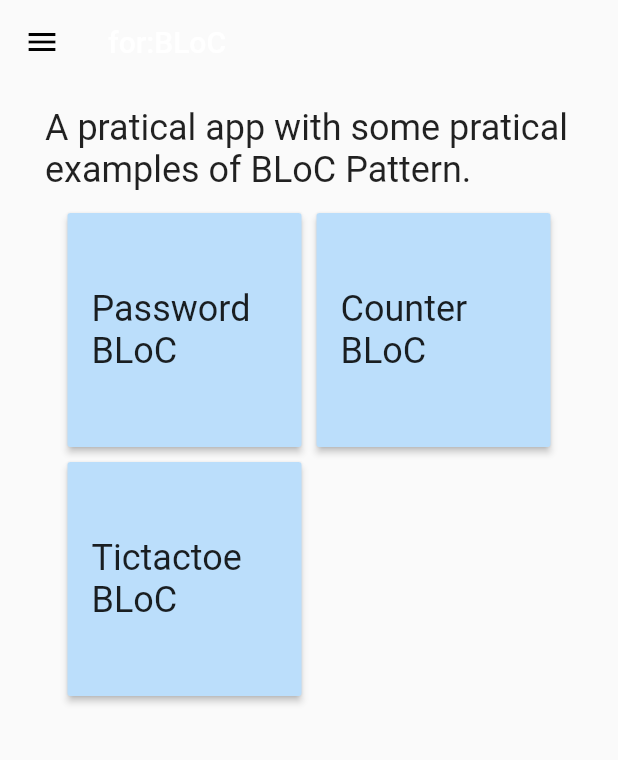
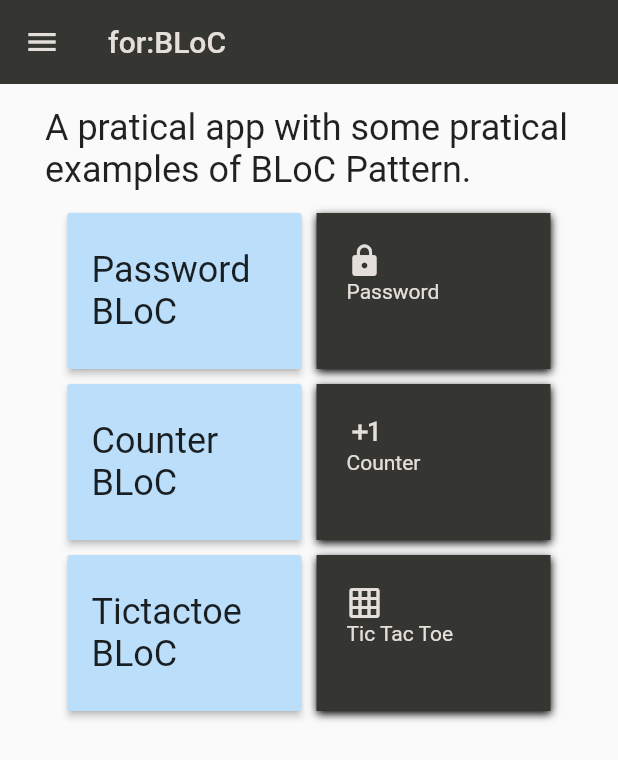
Before and after one commit to arthurcohen/password_bloc, a Flutter app: the screen it shows after launch, on a phone screen of 412 x 824 dp. Shown: the top 760 px of the screen. Run offline on Flutter 3.47's test engine with Material 2 defaults, Android fonts, the phone set to English and light mode, and no system bars; our stand-ins replace bloc, equatable, flutter_bloc.

Commit message:
new dashboard

```diff
--- a/lib/screens/dash.dart
+++ b/lib/screens/dash.dart
@@ -1,12 +1,20 @@
 import 'package:flutter/material.dart';
+import 'package:password_bloc/components/dash-item.dart';
 
 class Dash extends StatelessWidget {
   @override
   Widget build(BuildContext context) {
     return Scaffold(
       appBar: AppBar(
-        title: Text('for:BLoC'),
-        leading: Icon(Icons.menu),
+        title: Text(
+          'for:BLoC',
+          style: TextStyle(color: Color(0xffe4dfda)),
+        ),
+        leading: Icon(
+          Icons.menu,
+          color: Color(0xffe4dfda),
+        ),
+        backgroundColor: Color(0xff353531),
       ),
       body: Container(
         child: Padding(
@@ -21,6 +29,7 @@ class Dash extends StatelessWidget {
               ),
               Expanded(
                 child: GridView.count(
+                  childAspectRatio: 1.5,
                   primary: false,
                   padding: EdgeInsets.all(15),
                   crossAxisCount: 2,
@@ -36,13 +45,26 @@ class Dash extends StatelessWidget {
                           Navigator.of(context).pushNamed('/password_list'),
                       color: Theme.of(context).primaryColorLight,
                     ),
+                    DashItem(
+                      title: 'Password',
+                      icon: Icons.https,
+                      onTap: () =>
+                          Navigator.of(context).pushNamed('/password_list'),
+                    ),
                     RaisedButton(
                       child: Text(
                         'Counter BLoC',
                         style: Theme.of(context).textTheme.headline,
                       ),
-                      onPressed: () => Navigator.of(context).pushNamed('/counter'),
+                      onPressed: () =>
+                          Navigator.of(context).pushNamed('/counter'),
                       color: Theme.of(context).primaryColorLight,
+                    ),
+                    DashItem(
+                      title: 'Counter',
+                      icon: Icons.exposure_plus_1,
+                      onTap: () =>
+                          Navigator.of(context).pushNamed('/password_list'),
                     ),
                     RaisedButton(
                       child: Text(
@@ -51,6 +73,11 @@ class Dash extends StatelessWidget {
                       ),
                       onPressed: () => Navigator.of(context).pushNamed('/ttt'),
                       color: Theme.of(context).primaryColorLight,
+                    ),
+                    DashItem(
+                      title: 'Tic Tac Toe',
+                      icon: Icons.grid_on,
+                      onTap: () => Navigator.of(context).pushNamed('/ttt'),
                     )
                   ],
                 ),
```
